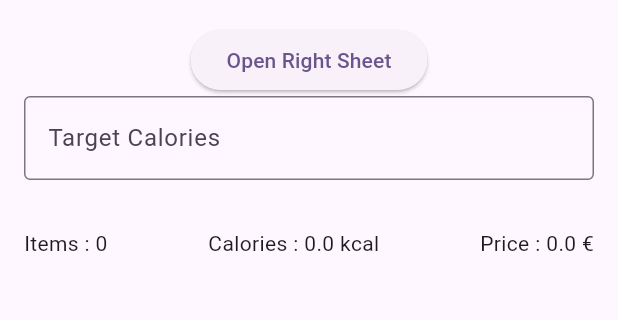
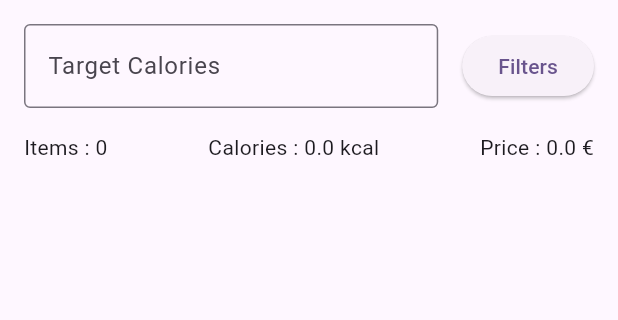
Before and after one commit to laracIette/mcdo_menu_generator, a Flutter app: the screen it shows after launch, on a phone screen of 412 x 824 dp, the part 84-404 px from its top. Run offline on Flutter 3.47's test engine with Material 3 defaults, Android fonts, the phone set to English and light mode, and no system bars.

Commit message:
feat: item filter working

```diff
--- a/lib/filters.dart
+++ b/lib/filters.dart
@@ -2,6 +2,6 @@ import 'package:mcdo_menu_generator/item.dart';
 import 'package:mcdo_menu_generator/item_type.dart';
 
 class Filters {
-  List<ItemType> allowedItemTypes = [];
-  List<Item> requiredItems = [];
+  Set<ItemType> allowedItemTypes = {};
+  Set<Item> requiredItems = {};
 }
--- a/lib/home_page.dart
+++ b/lib/home_page.dart
@@ -3,6 +3,7 @@ import 'package:mcdo_menu_generator/filters.dart';
 import 'package:mcdo_menu_generator/item.dart';
 import 'package:mcdo_menu_generator/items.dart';
 import 'package:mcdo_menu_generator/filters_page.dart';
+import 'package:mcdo_menu_generator/utils.dart';
 
 class HomePage extends StatefulWidget {
   const HomePage({super.key, required this.title});
@@ -19,12 +20,13 @@ class _HomePageState extends State<HomePage> { // todo: check Set
   double currentCalories = 0.0;
   double currentPrice = 0.0;
 
+  Filters _filters = Filters();
+
   List<Item> filteredItems = [];
-  Filters _filters = Filters();
 
   void _filterItems() {
     setState(() {
-      filteredItems = _filters.requiredItems;
+      filteredItems = _filters.requiredItems.toList();
       currentCalories = 0.0;
       currentPrice = 0.0;
 
@@ -33,13 +35,20 @@ class _HomePageState extends State<HomePage> { // todo: check Set
         currentPrice += item.price;
       }
 
-      items.sort((a, b) => (b.calories.compareTo(a.calories))); // sort in query function directly
+      final List<Item> sortedItems = getSortedItems((a, b) => (b.calories.compareTo(a.calories)));
 
-      for (var item in items) {
+      for (var item in sortedItems) {
+        // ignore not allowed item type
         if (!_filters.allowedItemTypes.contains(item.type)) {
           continue;
         }
 
+        // ignore already added required item
+        if (_filters.requiredItems.contains(item)) {
+          continue;
+        }
+
+        // ignore item if total calories too high
         if (currentCalories + item.calories > targetCalories) {
           continue;
         }
@@ -55,10 +64,6 @@ class _HomePageState extends State<HomePage> { // todo: check Set
   void _updateTargetCalories(String input) {
     targetCalories = double.tryParse(input) ?? 0.0;
     _filterItems();
-  }
-
-  Widget _getSizedBox() {
-    return const SizedBox(height: 32.0);
   }
 
   void _openSideSheet(BuildContext context) {
@@ -100,20 +105,28 @@ class _HomePageState extends State<HomePage> { // todo: check Set
             mainAxisAlignment: MainAxisAlignment.start,
             children: [
 
-              ElevatedButton(
-                onPressed: () => _openSideSheet(context),
-                child: Text('Open Right Sheet'),
+              Row(
+                children: [
+                  Expanded(
+                    child: TextField(
+                      decoration: const InputDecoration(
+                        labelText: 'Target Calories',
+                        border: OutlineInputBorder(),
+                      ),
+                      onChanged: _updateTargetCalories,
+                    ),
+                  ),
+
+                  const HorizontalSizedBox(),
+
+                  ElevatedButton(
+                    onPressed: () => _openSideSheet(context),
+                    child: const Text('Filters'),
+                  ),
+                ],
               ),
 
-              TextField(
-                decoration: InputDecoration(
-                  labelText: 'Target Calories',
-                  border: OutlineInputBorder(),
-                ),
-                onChanged: _updateTargetCalories
-              ),
-
-              _getSizedBox(),
+              const VerticalSizedBox(),
 
               Row(
                 children: [
@@ -125,7 +138,7 @@ class _HomePageState extends State<HomePage> { // todo: check Set
                 ]
               ),
 
-              _getSizedBox(),
+              const VerticalSizedBox(),
 
               Expanded(
                 child: ListView(
--- a/lib/item.dart
+++ b/lib/item.dart
@@ -1,7 +1,7 @@
 import 'package:mcdo_menu_generator/item_type.dart';
 
 class Item {
-  Item({required this.name, required this.type, required this.calories, required this.price, required this.imagePath});
+  const Item({required this.name, required this.type, required this.calories, required this.price, required this.imagePath});
 
   final String name;
   final ItemType type;
--- /dev/null
+++ b/lib/utils.dart
@@ -0,0 +1,9 @@
+import 'package:flutter/material.dart';
+
+class HorizontalSizedBox extends SizedBox {
+  const HorizontalSizedBox({super.key, super.width = 16.0});
+}
+
+class VerticalSizedBox extends SizedBox {
+  const VerticalSizedBox({super.key, super.height = 16.0});
+}
```
Also changed, not shown: lib/filters_page.dart (+13 -15 lines), lib/items.dart (+7 -2 lines).
